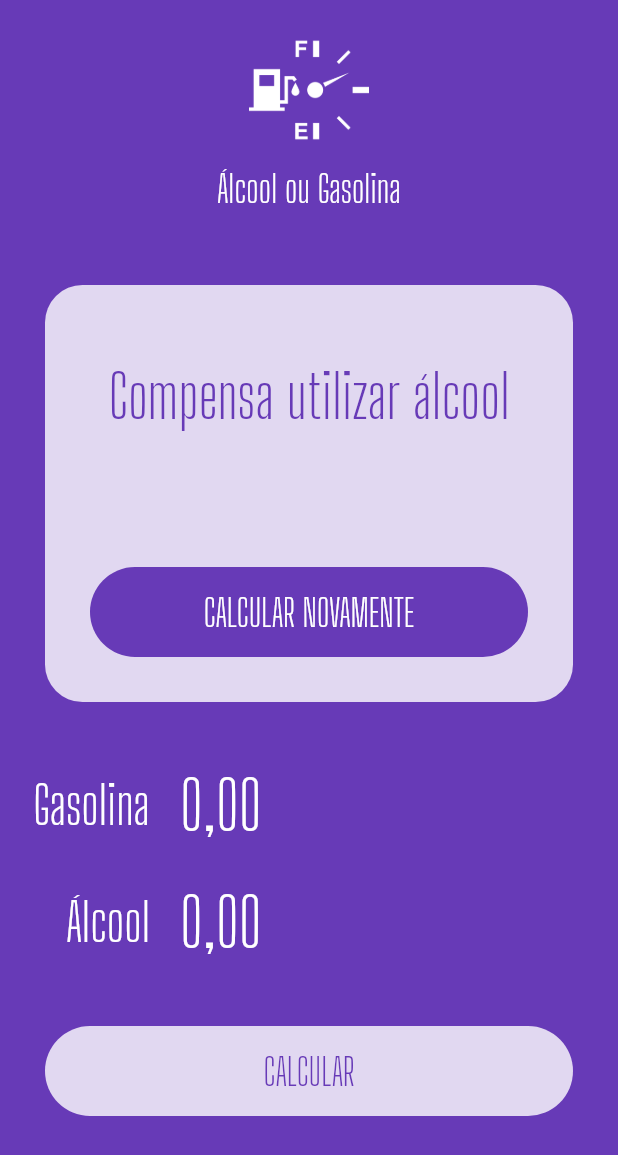
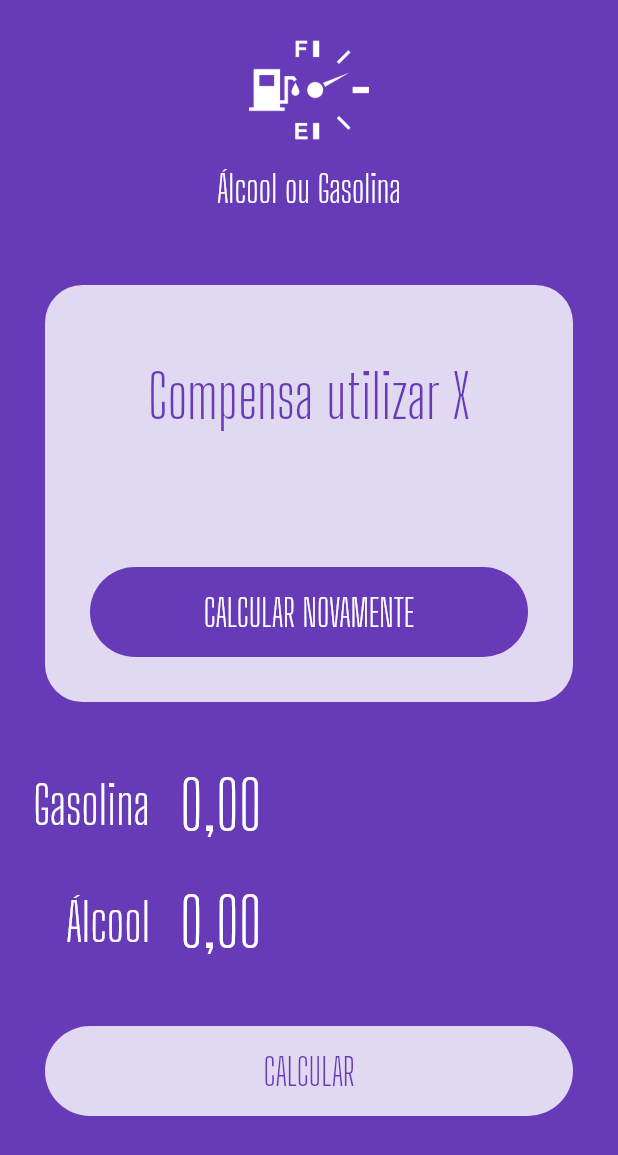
Before and after one commit to oliversieto/alcool_gasolina_flutter, a Flutter app: the screen it shows after launch, on a phone screen of 412 x 824 dp. Shown: the top 1155 px of the screen. Run offline on Flutter 3.47's test engine with Material 2 defaults, Android fonts, the phone set to English and light mode, and no system bars; our stand-ins replace flutter_masked_text; missing offline and left inert: dart:ffi.

Commit message:
refactor: criado o widget de sucesso.

```diff
--- a/lib/main.dart
+++ b/lib/main.dart
@@ -3,6 +3,7 @@ import 'dart:ffi';
 import 'package:alcool_gasolina/widgets/input.widget.dart';
 import 'package:alcool_gasolina/widgets/loading-button.widget.dart';
 import 'package:alcool_gasolina/widgets/logo.widget.dart';
+import 'package:alcool_gasolina/widgets/success.widget.dart';
 import 'package:flutter/material.dart';
 import 'package:flutter_masked_text/flutter_masked_text.dart';
 
@@ -36,38 +37,7 @@ class HomePage extends StatelessWidget {
       body: ListView(
         children: <Widget>[
           Logo(),
-          Container(
-            margin: EdgeInsets.all(30),
-            decoration: BoxDecoration(
-              color: Colors.white.withOpacity(0.8),
-              borderRadius: BorderRadius.circular(25),
-            ),
-            child: Column(
-              children: [
-                SizedBox(
-                  height: 50,
-                ),
-                Text(
-                  'Compensa utilizar álcool',
-                  style: TextStyle(
-                    color: Theme.of(context).primaryColor,
-                    fontSize: 40,
-                    fontFamily: 'Big Shoulders Display',
-                  ),
-                  textAlign: TextAlign.center,
-                ),
-                SizedBox(
-                  height: 60,
-                ),
-                LoadingButton(
-                  busy: false,
-                  invert: true,
-                  func: () {},
-                  text: 'CALCULAR NOVAMENTE',
-                ),
-              ],
-            ),
-          ),
+          Success(result: 'Compensa utilizar X', reset: () {}),
           Input(
             label: 'Gasolina',
             ctrl: _gasCtrl,
--- /dev/null
+++ b/lib/widgets/success.widget.dart
@@ -0,0 +1,48 @@
+import 'package:alcool_gasolina/widgets/loading-button.widget.dart';
+import 'package:flutter/material.dart';
+
+class Success extends StatelessWidget {
+  Function reset;
+  String result = '';
+
+  Success({
+    @required this.result,
+    @required this.reset,
+  });
+
+  @override
+  Widget build(BuildContext context) {
+    return Container(
+      margin: EdgeInsets.all(30),
+      decoration: BoxDecoration(
+        color: Colors.white.withOpacity(0.8),
+        borderRadius: BorderRadius.circular(25),
+      ),
+      child: Column(
+        children: [
+          SizedBox(
+            height: 50,
+          ),
+          Text(
+            result,
+            style: TextStyle(
+              color: Theme.of(context).primaryColor,
+              fontSize: 40,
+              fontFamily: 'Big Shoulders Display',
+            ),
+            textAlign: TextAlign.center,
+          ),
+          SizedBox(
+            height: 60,
+          ),
+          LoadingButton(
+            busy: false,
+            invert: true,
+            func: reset,
+            text: 'CALCULAR NOVAMENTE',
+          ),
+        ],
+      ),
+    );
+  }
+}
```
